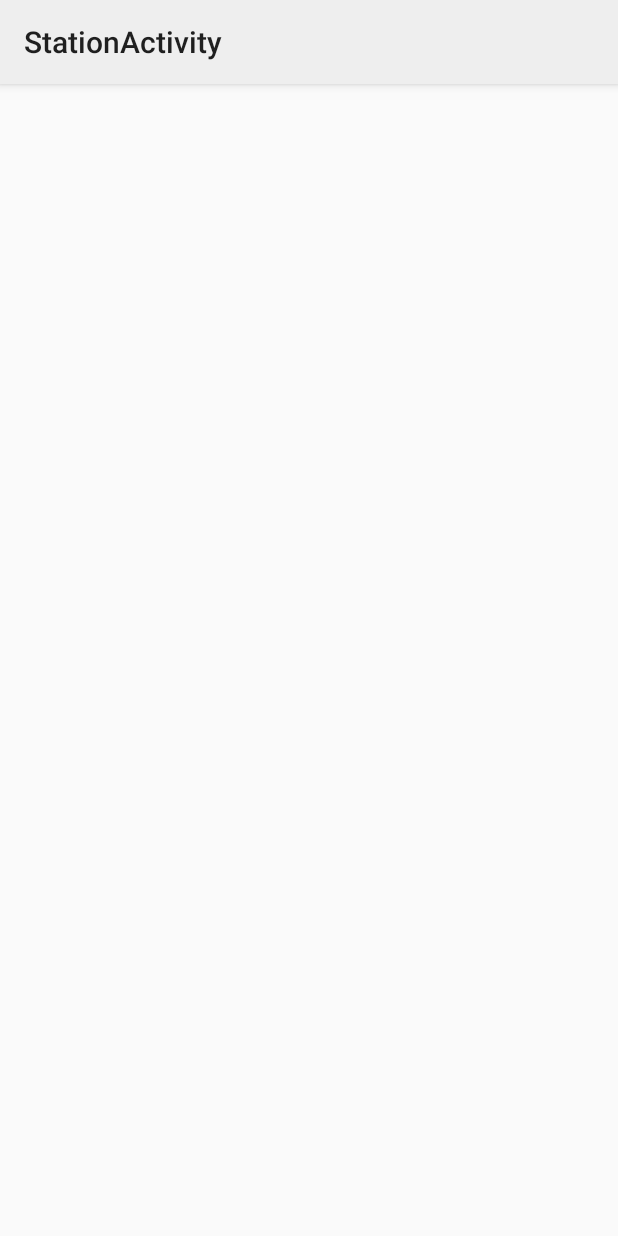
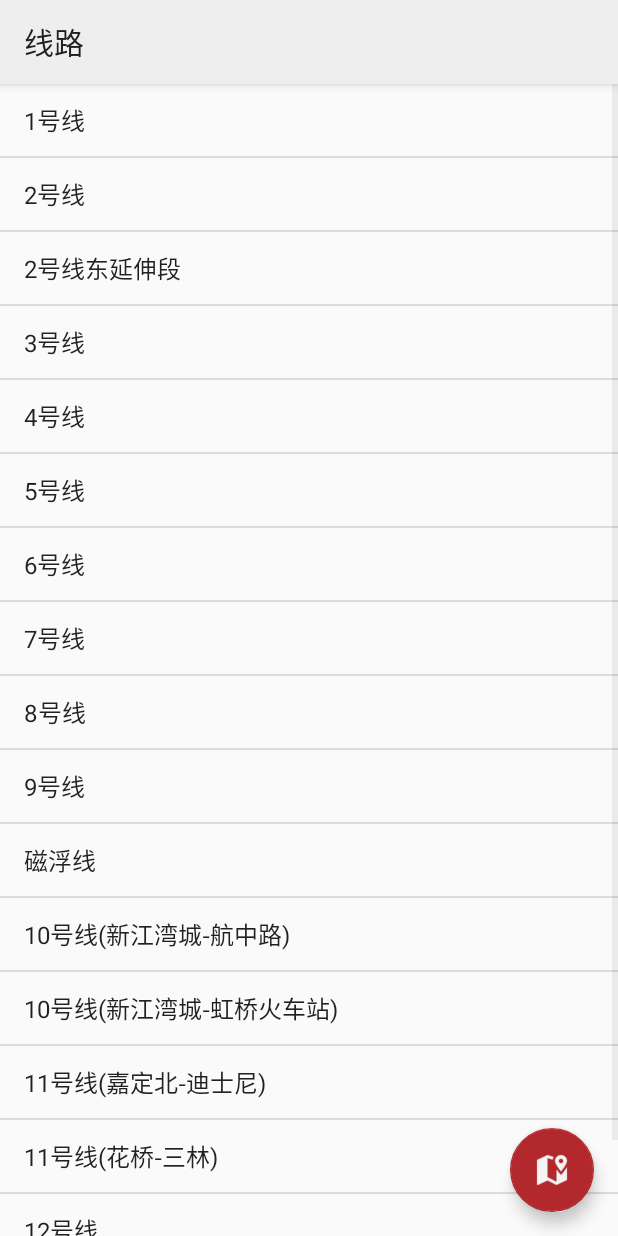
Before and after one commit to Beliyiet/MetroMastercognac, an Android app: the StationActivity screen opened directly, with no data from a screen before it, on a phone screen of 412 x 824 dp. Run offline under Robolectric (Android 15) with nearby library versions, the phone set to English and light mode, and no system bars.

Commit message:
20170601-3

```diff
--- a/app/src/main/AndroidManifest.xml
+++ b/app/src/main/AndroidManifest.xml
@@ -44,8 +44,9 @@
         </activity>
         <activity
             android:name=".StationActivity"
-            android:label="@string/title_activity_station"
-            android:theme="@style/AppTheme"></activity>
+            android:label="线路"
+            android:theme="@style/AppTheme">
+        </activity>
     </application>
 
 </manifest>
--- a/app/src/main/java/com/fmebicorp/beliyiet/metromastercognac/StationActivity.java
+++ b/app/src/main/java/com/fmebicorp/beliyiet/metromastercognac/StationActivity.java
@@ -1,19 +1,42 @@
 package com.fmebicorp.beliyiet.metromastercognac;
 
 import android.os.Bundle;
+import android.support.design.widget.FloatingActionButton;
+import android.support.design.widget.Snackbar;
 import android.support.v7.app.AppCompatActivity;
 import android.support.v7.widget.Toolbar;
 import android.view.View;
+import android.widget.ListView;
+import android.widget.ArrayAdapter;
 
 public class StationActivity extends AppCompatActivity {
+
+    private static final String[] strs = new String[] {
+            "1号线", "2号线", "2号线东延伸段","3号线", "4号线", "5号线","6号线","7号线","8号线","9号线","磁浮线","10号线(新江湾城-航中路)","10号线(新江湾城-虹桥火车站)","11号线(嘉定北-迪士尼)","11号线(花桥-三林)","12号线","16号线"
+    };
+    private ListView listView;
 
     @Override
     protected void onCreate(Bundle savedInstanceState) {
         super.onCreate(savedInstanceState);
+        setContentView(R.layout.content_station);
         setContentView(R.layout.activity_station);
         Toolbar toolbar = (Toolbar) findViewById(R.id.toolbar);
         setSupportActionBar(toolbar);
 
+        FloatingActionButton fab = (FloatingActionButton) findViewById(R.id.fab);
+        fab.setOnClickListener(new View.OnClickListener() {
+            @Override
+            public void onClick(View view) {
+                Snackbar.make(view, "查看线路图", Snackbar.LENGTH_LONG)
+                        .setAction("Action", null).show();
+            }
+        });
+
+        listView = (ListView) findViewById(R.id.station_list);
+        listView.setAdapter((new ArrayAdapter<String>(this,
+                android.R.layout.simple_list_item_1, strs)));
+
     }
 
 }
--- a/app/src/main/res/layout/activity_station.xml
+++ b/app/src/main/res/layout/activity_station.xml
@@ -22,5 +22,12 @@
 
     <include layout="@layout/content_station" />
 
+    <android.support.design.widget.FloatingActionButton
+        android:id="@+id/fab"
+        android:layout_width="wrap_content"
+        android:layout_height="wrap_content"
+        android:layout_gravity="bottom|end"
+        android:layout_margin="@dimen/fab_margin"
+        app:srcCompat="@drawable/map_white_48px" />
 
 </android.support.design.widget.CoordinatorLayout>
--- a/app/src/main/res/layout/content_station.xml
+++ b/app/src/main/res/layout/content_station.xml
@@ -12,7 +12,6 @@
         android:id="@+id/station_list"
         android:layout_width="match_parent"
         android:layout_height="match_parent">
-
     </ListView>
 
 </android.widget.LinearLayout>
--- a/app/src/main/res/menu/activity_main_drawer.xml
+++ b/app/src/main/res/menu/activity_main_drawer.xml
@@ -5,7 +5,7 @@
     <group
         android:checkableBehavior="single">
         <item android:id="@+id/nav_station" android:icon="@drawable/station_48px"
-            android:title="站点" />
+            android:title="线路及站点" />
         <item android:id="@+id/nav_info" android:icon="@drawable/info_48px_2"
             android:title="预案信息" />
         <item android:id="@+id/nav_map" android:icon="@drawable/map_48px"
```
Also changed, not shown: app/src/main/res/drawable-v21/map_white_48px.png (added).
